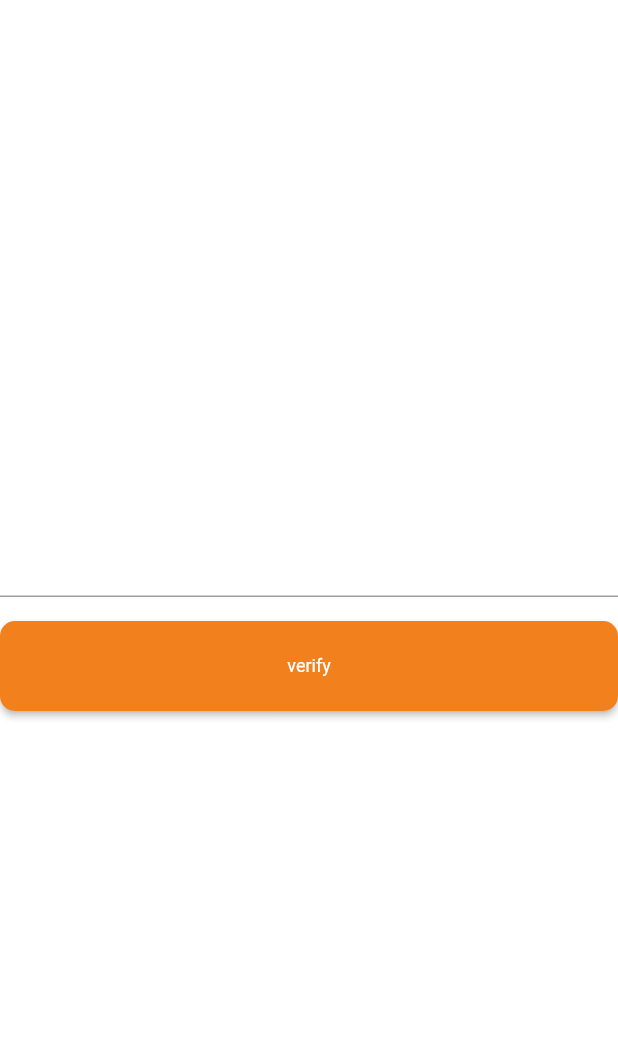
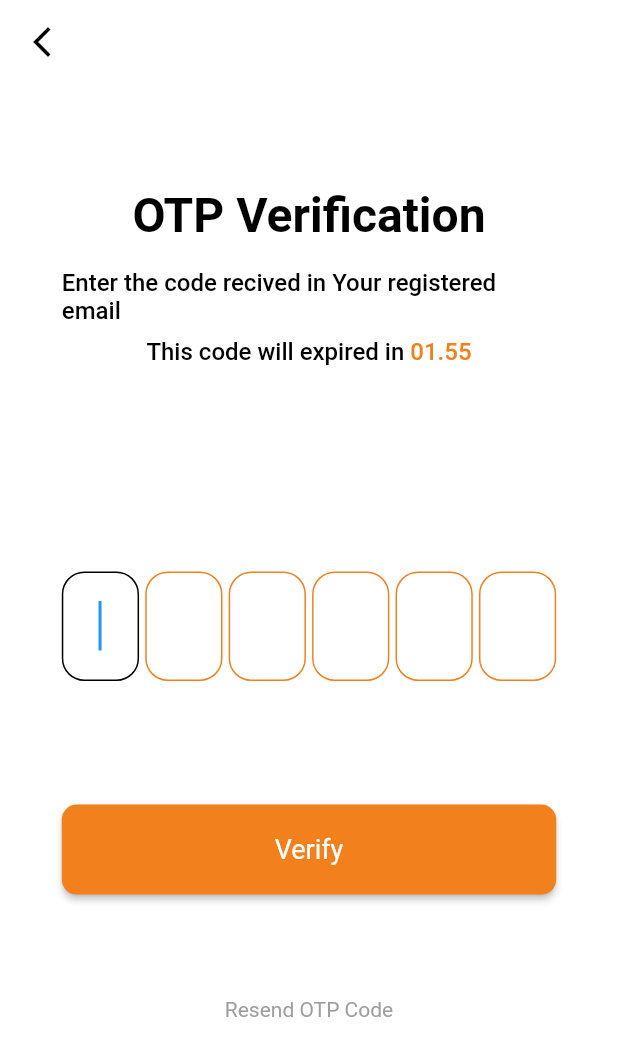
Before and after one commit to Muhammed-Unais/offpitch_app, a Flutter app: the OtpVerifyView screen opened by its route, on a phone screen of 412 x 824 dp. Shown: the top 1056 px of the screen. Run offline on Flutter 3.47's test engine with Material 2 defaults, Android fonts, the phone set to English and light mode, and no system bars; our stand-ins replace another_flushbar, email_validator, flutter_svg, fluttertoast, shared_preferences; accounts and stored records are empty; Roboto replaces fonts that are missing (Montserrat, OpenSans).

Commit message:
otp verification completed

```diff
--- a/lib/res/app_theme.dart
+++ b/lib/res/app_theme.dart
@@ -38,13 +38,15 @@ class AppTheme {
   static final ThemeData lightTheme = ThemeData(
     primaryColor: AppColors.primary,
     scaffoldBackgroundColor: AppColors.white,
-    appBarTheme:const AppBarTheme(
-      backgroundColor:  AppColors.white,
-      elevation: 0,
+    appBarTheme: const AppBarTheme(
+        backgroundColor: AppColors.white,
+        elevation: 0,
+        iconTheme: IconThemeData(color: AppColors.black)),
+    iconTheme: const IconThemeData(
+      color: AppColors.primary,
     ),
-     iconTheme: const IconThemeData(
-          color: AppColors.primary,
-        ),
+    iconButtonTheme: IconButtonThemeData(
+        style: IconButton.styleFrom(backgroundColor: AppColors.black)),
     textTheme: TextTheme(
       headlineLarge: _headingStyle.copyWith(fontSize: 32.0),
       headlineMedium: _headingStyle.copyWith(fontSize: 28.0),
@@ -59,7 +61,7 @@ class AppTheme {
     ),
     elevatedButtonTheme: ElevatedButtonThemeData(
       style: ElevatedButton.styleFrom(
-        textStyle: _bodyTextStyle.copyWith(fontSize: 12),
+        textStyle: _bodyTextStyle.copyWith(fontSize: 18),
         foregroundColor: AppColors.white,
         backgroundColor: AppColors.primary,
         shape: RoundedRectangleBorder(
@@ -69,6 +71,8 @@ class AppTheme {
     ),
     colorScheme: ColorScheme.fromSwatch()
         .copyWith(secondary: AppColors.primary)
-        .copyWith(background: AppColors.white)
+        .copyWith(
+          background: AppColors.white,
+        ),
   );
 }
--- a/lib/res/components/submit_button.dart
+++ b/lib/res/components/submit_button.dart
@@ -23,7 +23,7 @@ class SubmitButton extends StatelessWidget {
         child: isLoading
             ? const CircularProgressIndicator(
                 strokeWidth: 2,
-                color: AppColors.primary,
+                color: AppColors.white,
               )
             : Text(
                 buttonChildtext,
--- a/lib/utils/routes/routes.dart
+++ b/lib/utils/routes/routes.dart
@@ -2,7 +2,7 @@ import 'package:flutter/material.dart';
 import 'package:offpitch_app/utils/routes/routes_name.dart';
 import 'package:offpitch_app/view/home_view.dart';
 import 'package:offpitch_app/view/login_view/login_view.dart';
-import 'package:offpitch_app/view/otp_verify_view.dart';
+import 'package:offpitch_app/view/otp_verify_view/otp_verify_view.dart';
 import 'package:offpitch_app/view/signup_view/signup_view.dart';
 import 'package:offpitch_app/view/splash_view.dart';
 
--- a/lib/view/login_view/widgets/login_form.dart
+++ b/lib/view/login_view/components/login_form.dart
@@ -2,8 +2,8 @@ import 'package:flutter/material.dart';
 import 'package:offpitch_app/res/components/auth_form_fields.dart';
 import 'package:offpitch_app/res/components/submit_button.dart';
 import 'package:offpitch_app/res/constats.dart';
-import 'package:offpitch_app/view/login_view/widgets/doyou_have_acc.dart';
-import 'package:offpitch_app/view/login_view/widgets/forgot_password.dart';
+import 'package:offpitch_app/view/login_view/components/doyou_have_acc.dart';
+import 'package:offpitch_app/view/login_view/components/forgot_password.dart';
 import 'package:offpitch_app/view_model/auth_view_model.dart';
 import 'package:offpitch_app/view_model/services.dart/login_validation.dart';
 import 'package:provider/provider.dart';
--- a/lib/view/login_view/login_view.dart
+++ b/lib/view/login_view/login_view.dart
@@ -1,7 +1,7 @@
 import 'package:flutter/material.dart';
 import 'package:offpitch_app/res/constats.dart';
-import 'package:offpitch_app/view/login_view/widgets/login_form.dart';
-import 'package:offpitch_app/view/login_view/widgets/login_view_topimage.dart';
+import 'package:offpitch_app/view/login_view/components/login_form.dart';
+import 'package:offpitch_app/view/login_view/components/login_view_topimage.dart';
 
 class LoginScreen extends StatefulWidget {
   const LoginScreen({super.key});
--- a/lib/view/otp_verify_view.dart
+++ /dev/null
@@ -1,49 +0,0 @@
-import 'package:flutter/material.dart';
-import 'package:offpitch_app/res/components/submit_button.dart';
-import 'package:offpitch_app/res/constats.dart';
-import 'package:offpitch_app/view_model/auth_view_model.dart';
-import 'package:provider/provider.dart';
-
-class OtpVerifyView extends StatelessWidget {
-  const OtpVerifyView({super.key});
-
-  @override
-  Widget build(BuildContext context) {
-    final TextEditingController otpeditController = TextEditingController();
-    final formkey = GlobalKey<FormState>();
-    final authviewModel = Provider.of<AuthViewModel>(context);
-    return Scaffold(
-      body: Form(
-        key: formkey,
-        child: Column(
-          mainAxisAlignment: MainAxisAlignment.center,
-          children: [
-            TextFormField(
-              controller: otpeditController,
-              validator: (value) {
-                final otp = otpeditController.text;
-                if (otp.length < 6 || otp.isEmpty) {
-                  return "Enter full Otp";
-                }
-                return null;
-              },
-              decoration: const InputDecoration(),
-            ),
-            const SizedBox(
-              height: AppPadding.medium,
-            ),
-            SubmitButton(
-              buttonChildtext: "verify",
-              actionFunction: () {
-                final otp = otpeditController.text;
-                if (formkey.currentState!.validate()) {
-                  authviewModel.otpVerifyApi(otp, context);
-                }
-              },
-            )
-          ],
-        ),
-      ),
-    );
-  }
-}
--- /dev/null
+++ b/lib/view/otp_verify_view/components/otp_forms.dart
@@ -0,0 +1,143 @@
+import 'dart:developer';
+
+import 'package:flutter/material.dart';
+import 'package:offpitch_app/res/components/submit_button.dart';
+import 'package:offpitch_app/view/otp_verify_view/components/small_otp_form.dart';
+import 'package:offpitch_app/view_model/auth_view_model.dart';
+import 'package:offpitch_app/view_model/services.dart/otp_validation.dart';
+import 'package:provider/provider.dart';
+
+class OtpForms extends StatefulWidget {
+  const OtpForms({super.key});
+
+  @override
+  State<OtpForms> createState() => _OtpFormsState();
+}
+
+class _OtpFormsState extends State<OtpForms> {
+  final TextEditingController otpeditController = TextEditingController();
+  final formkey = GlobalKey<FormState>();
+
+  late FocusNode focusNode2;
+  late FocusNode focusNode3;
+  late FocusNode focusNode4;
+  late FocusNode focusNode5;
+  late FocusNode focusNode6;
+
+  @override
+  void initState() {
+    focusNode2 = FocusNode();
+    focusNode3 = FocusNode();
+    focusNode4 = FocusNode();
+    focusNode5 = FocusNode();
+    focusNode6 = FocusNode();
+    super.initState();
+  }
+
+  @override
+  void dispose() {
+    focusNode2.dispose();
+    focusNode3.dispose();
+    focusNode4.dispose();
+    focusNode5.dispose();
+    focusNode6.dispose();
+    super.dispose();
+  }
+
+  nextField(String value, FocusNode focusNode) {
+    if (value.length == 1) {
+      focusNode.requestFocus();
+    }
+  }
+
+  String? otpForm1;
+  String? otpForm2;
+  String? otpForm3;
+  String? otpForm4;
+  String? otpForm5;
+  String? otpForm6;
+
+  @override
+  Widget build(BuildContext context) {
+    final size = MediaQuery.of(context).size;
+    final authviewModel = Provider.of<AuthViewModel>(context);
+    return Column(
+      children: [
+        Form(
+          key: formkey,
+          child: Row(
+            mainAxisAlignment: MainAxisAlignment.spaceBetween,
+            children: [
+              SmallOtpForm(
+                validator: (value) => OtpValidation.otpValidation(value),
+                onChanged: (value) {
+                  nextField(value.toString(), focusNode2);
+                  otpForm1 = value;
+                },
+              ),
+              SmallOtpForm(
+                validator: (value) => OtpValidation.otpValidation(value),
+                focusNode: focusNode2,
+                onChanged: (value) {
+                  nextField(value.toString(), focusNode3);
+                  otpForm2 = value;
+                },
+              ),
+              SmallOtpForm(
+                validator: (value) => OtpValidation.otpValidation(value),
+                focusNode: focusNode3,
+                onChanged: (value) {
+                  nextField(value.toString(), focusNode4);
+                  otpForm3 = value;
+                },
+              ),
+              SmallOtpForm(
+                validator: (value) => OtpValidation.otpValidation(value),
+                focusNode: focusNode4,
+                onChanged: (value) {
+                  nextField(value.toString(), focusNode5);
+                  otpForm4 = value;
+                },
+              ),
+              SmallOtpForm(
+                validator: (value) => OtpValidation.otpValidation(value),
+                focusNode: focusNode5,
+                onChanged: (value) {
+                  nextField(value.toString(), focusNode6);
+                  otpForm5 = value;
+                },
+              ),
+              SmallOtpForm(
+                validator: (value) => OtpValidation.otpValidation(value),
+                focusNode: focusNode6,
+                onChanged: (value) {
+                  focusNode6.unfocus();
+                  otpForm6 = value;
+                },
+              ),
+            ],
+          ),
+        ),
+        SizedBox(
+          height: size.height / 10,
+        ),
+        SubmitButton(
+          isLoading: authviewModel.otpVerifyIsLoading,
+          buttonChildtext: "Verify",
+          actionFunction: () {
+            if (formkey.currentState!.validate()) {
+              String totalOtpValue = otpForm1! +
+                  otpForm2! +
+                  otpForm3! +
+                  otpForm4! +
+                  otpForm5! +
+                  otpForm6!;
+              log(totalOtpValue);
+              authviewModel.otpVerifyApi(totalOtpValue, context);
+            }
+          },
+        ),
+      ],
+    );
+  }
+}
--- /dev/null
+++ b/lib/view/otp_verify_view/components/otp_timer.dart
@@ -0,0 +1,38 @@
+import 'package:flutter/material.dart';
+
+class OtpTimer extends StatelessWidget {
+  const OtpTimer({super.key});
+
+
+  @override
+  Widget build(BuildContext context) {
+    return Row(
+      mainAxisAlignment: MainAxisAlignment.center,
+      children: [
+        Text(
+          "This code will expired in ",
+          style: Theme.of(context).textTheme.bodyLarge,
+        ),
+        TweenAnimationBuilder(
+          tween: Tween(begin: 1.30, end: 0.0),
+          duration: const Duration(minutes: 1, seconds: 30),
+          builder: (context, value, child) {
+            int seconds = (value * 90).ceil();
+
+            // Calculate the minutes and seconds
+            int minutes = seconds ~/ 60;
+            seconds = seconds % 60;
+            // Format the time as "mm.ss"
+            String formattedTime =
+                "${minutes.toString().padLeft(2, '0')}.${seconds.toString().padLeft(2, '0')}";
+
+            return Text(
+              formattedTime,
+              style: Theme.of(context).textTheme.labelLarge,
+            );
+          },
+        ),
+      ],
+    );
+  }
+}
--- /dev/null
+++ b/lib/view/otp_verify_view/components/small_otp_form.dart
@@ -0,0 +1,58 @@
+import 'package:flutter/material.dart';
+import 'package:flutter/services.dart';
+import 'package:offpitch_app/res/app_theme.dart';
+
+class SmallOtpForm extends StatelessWidget {
+  const SmallOtpForm(
+      {super.key,
+      required this.onChanged,
+      this.focusNode,
+      required this.validator});
+
+  final void Function(String?) onChanged;
+  final FocusNode? focusNode;
+  final String? Function(String?) validator;
+
+  @override
+  Widget build(BuildContext context) {
+    final size = MediaQuery.of(context).size;
+    return SizedBox(
+      width: size.width / 8,
+      child: TextFormField(
+        inputFormatters: [
+          FilteringTextInputFormatter.allow(RegExp("[0-9]")),
+          LengthLimitingTextInputFormatter(1),
+        ],
+        validator: validator,
+        keyboardType: TextInputType.number,
+        autofocus: true,
+        focusNode: focusNode,
+        style: Theme.of(context).textTheme.headlineMedium,
+        textAlign: TextAlign.center,
+        obscureText: true,
+        decoration: InputDecoration(
+          contentPadding: const EdgeInsets.symmetric(vertical: 20),
+          focusedBorder: OutlineInputBorder(
+            borderRadius: BorderRadius.circular(
+              15,
+            ),
+          ),
+          border: OutlineInputBorder(
+            borderRadius: BorderRadius.circular(
+              15,
+            ),
+          ),
+          enabledBorder: OutlineInputBorder(
+            borderRadius: BorderRadius.circular(
+              15,
+            ),
+            borderSide: const BorderSide(
+              color: AppColors.primary,
+            ),
+          ),
+        ),
+        onChanged: onChanged,
+      ),
+    );
+  }
+}
--- /dev/null
+++ b/lib/view/otp_verify_view/otp_verify_view.dart
@@ -0,0 +1,65 @@
+import 'package:flutter/material.dart';
+import 'package:offpitch_app/res/constats.dart';
+import 'package:offpitch_app/view/otp_verify_view/components/otp_forms.dart';
+import 'package:offpitch_app/view/otp_verify_view/components/otp_timer.dart';
+
+
+class OtpVerifyView extends StatelessWidget {
+  const OtpVerifyView({super.key});
+
+  @override
+  Widget build(BuildContext context) {
+    final size = MediaQuery.of(context).size;
+    return Scaffold(
+      resizeToAvoidBottomInset: true,
+      appBar: AppBar(
+        leading: IconButton(
+          style: IconButton.styleFrom(),
+          onPressed: () {
+            Navigator.pop(context);
+          },
+          icon: const Icon(
+            Icons.arrow_back_ios_new,
+          ),
+        ),
+      ),
+      body: SizedBox(
+        width: double.infinity,
+        child: Padding(
+          padding: EdgeInsets.symmetric(horizontal: size.width / 10),
+          child: SingleChildScrollView(
+            child: Column(
+              children: [
+                SizedBox(
+                  height: size.height / 12,
+                ),
+                Text(
+                  "OTP Verification",
+                  style: Theme.of(context).textTheme.headlineLarge,
+                ),
+                const SizedBox(height: AppMargin.medium),
+                Text(
+                  'Enter the code recived in Your registered email',
+                  style: Theme.of(context).textTheme.bodyLarge,
+                ),
+                const SizedBox(height: AppMargin.small),
+                const OtpTimer(),
+                SizedBox(
+                  height: size.height / 6,
+                ),
+                const OtpForms(),
+                SizedBox(
+                  height: size.height / 12,
+                ),
+                Text(
+                  "Resend OTP Code",
+                  style: Theme.of(context).textTheme.bodyMedium,
+                )
+              ],
+            ),
+          ),
+        ),
+      ),
+    );
+  }
+}
--- a/lib/view/signup_view/widgets/sigup_form.dart
+++ b/lib/view/signup_view/components/sigup_form.dart
@@ -2,7 +2,7 @@ import 'package:flutter/material.dart';
 import 'package:offpitch_app/res/components/auth_form_fields.dart';
 import 'package:offpitch_app/res/components/submit_button.dart';
 import 'package:offpitch_app/res/constats.dart';
-import 'package:offpitch_app/view/signup_view/widgets/already_have_acc.dart';
+import 'package:offpitch_app/view/signup_view/components/already_have_acc.dart';
 import 'package:offpitch_app/view_model/auth_view_model.dart';
 import 'package:offpitch_app/view_model/services.dart/signup_validation.dart';
 import 'package:provider/provider.dart';
--- a/lib/view/signup_view/signup_view.dart
+++ b/lib/view/signup_view/signup_view.dart
@@ -1,7 +1,7 @@
 import 'package:flutter/material.dart';
 import 'package:offpitch_app/res/constats.dart';
-import 'package:offpitch_app/view/signup_view/widgets/signup_top_image.dart';
-import 'package:offpitch_app/view/signup_view/widgets/sigup_form.dart';
+import 'package:offpitch_app/view/signup_view/components/signup_top_image.dart';
+import 'package:offpitch_app/view/signup_view/components/sigup_form.dart';
 
 class SignupView extends StatefulWidget {
   const SignupView({super.key});
--- a/lib/view_model/auth_view_model.dart
+++ b/lib/view_model/auth_view_model.dart
@@ -22,6 +22,14 @@ class AuthViewModel extends ChangeNotifier {
 
   bool _forgotPasResetLoading = false;
   bool get forgotPasResetLoading => _forgotPasResetLoading;
+
+  bool _otpVerifyIsLoading = false;
+  bool get otpVerifyIsLoading => _otpVerifyIsLoading;
+
+  setOtpVerifyLoading(bool value) {
+    _otpVerifyIsLoading = value;
+    notifyListeners();
+  }
 
   setForgotPasResetLoading(bool value) {
     _forgotPasResetLoading = value;
@@ -101,14 +109,17 @@ class AuthViewModel extends ChangeNotifier {
   }
 
   Future<void> otpVerifyApi(otp, BuildContext context) async {
+    setOtpVerifyLoading(true);
     Map data = {
       "otp": otp,
       "token": confirmationToken,
     };
     _myrepo.otpVerifyApi(data).then((value) {
+      setOtpVerifyLoading(false);
       log(value.toString());
       Navigator.pushNamed(context, RoutesName.home);
     }).onError((error, stackTrace) {
+      setOtpVerifyLoading(false);
       log(error.toString());
     });
   }
```
Also changed, not shown: lib/utils/utils.dart (+41 -8 lines), lib/view_model/services.dart/otp_validation.dart (added, +10 -0 lines), lib/view/login_view/components/doyou_have_acc.dart (renamed from lib/view/login_view/widgets/doyou_have_acc.dart), lib/view/login_view/components/forgot_password.dart (renamed from lib/view/login_view/widgets/forgot_password.dart), lib/view/login_view/components/login_view_topimage.dart (renamed from lib/view/login_view/widgets/login_view_topimage.dart), lib/view/signup_view/components/already_have_acc.dart (renamed from lib/view/signup_view/widgets/already_have_acc.dart), lib/view/signup_view/components/signup_top_image.dart (renamed from lib/view/signup_view/widgets/signup_top_image.dart).
